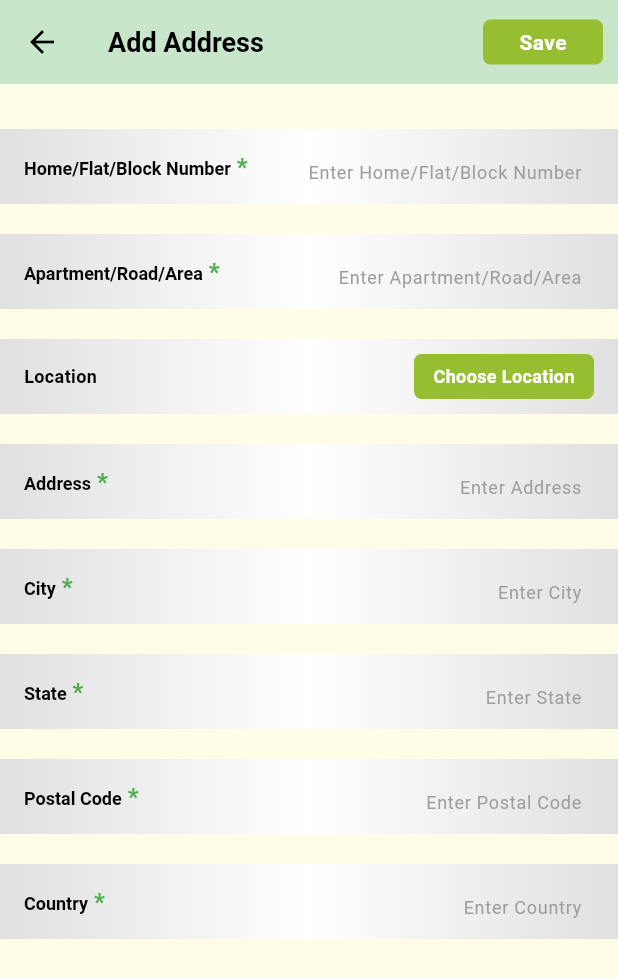
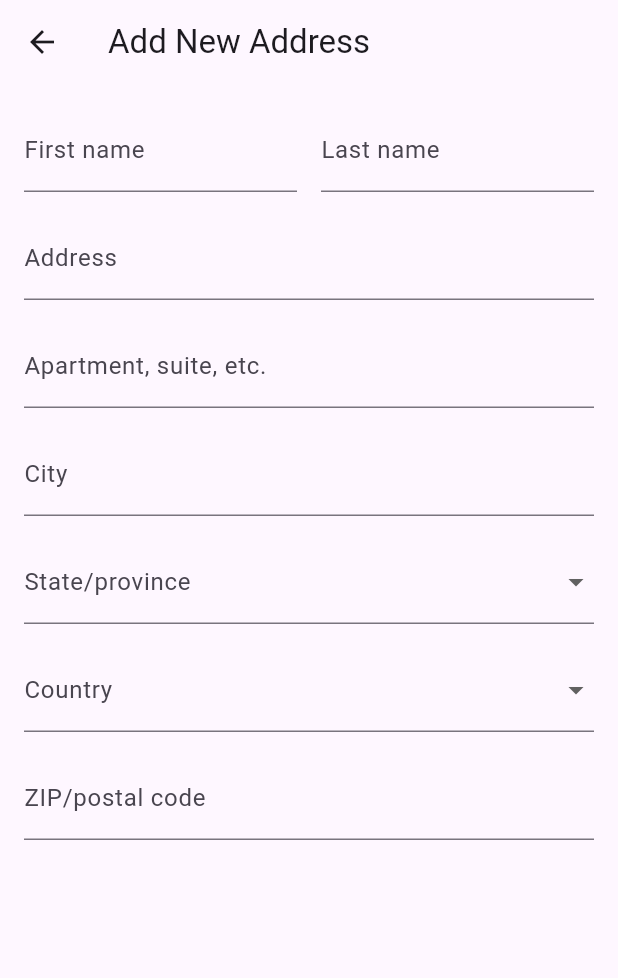
Before and after one commit to Soujanyarashmie/agronomist_partner, a Flutter app: the MyAddressPage screen opened by its route, after a tap on "Add New Address", on a phone screen of 412 x 824 dp. Shown: the top 978 px of the screen. Run offline on Flutter 3.47's test engine with Material 3 defaults, Android fonts, the phone set to English and light mode, and no system bars; our stand-ins replace carousel_slider, cloud_firestore, firebase_auth, firebase_core, go_router, google_sign_in; accounts and stored records are empty; network calls fail.

Commit message:
created address page

```diff
--- a/lib/backend/go_router.dart
+++ b/lib/backend/go_router.dart
@@ -58,14 +58,32 @@ final GoRouter router = GoRouter(initialLocation: '/splashscreen', routes: [
   ),
   GoRoute(
     path: '/addaddress',
-    builder: (context, state) => AddAddressScreen(),
+    builder: (context, state) => MyAddressPage(),
+  ),
+  GoRoute(
+    path: '/myaddress1',
+    builder: (context, state) => const AddressForm(),
+  ),
+  GoRoute(
+    path: '/editprofile',
+    builder: (context, state) => EditProfileScreen(),
   ),
   GoRoute(
     path: '/myaddress',
     builder: (context, state) => MyAddressPage(),
   ),
-  GoRoute(
-    path: '/editprofile',
-    builder: (context, state) => EditProfileScreen(),
-  ),
-]);
+   GoRoute(
+      path: '/',
+      builder: (context, state) => MyAddressPage(),
+    ),
+    GoRoute(
+      path: '/addnewaddress',
+      builder: (context, state) => Scaffold(
+        appBar: AppBar(
+          title: const Text('Add New Address'),
+        ),
+         body: AddressForm(),
+      ),
+    ),
+  ],
+);
--- a/lib/pages/address.dart
+++ b/lib/pages/address.dart
@@ -1,257 +1,95 @@
 import 'package:flutter/material.dart';
 
-class AddAddressScreen extends StatefulWidget {
-  @override
-  _AddAddressScreenState createState() => _AddAddressScreenState();
-}
 
-class _AddAddressScreenState extends State<AddAddressScreen> {
-  // Controllers for TextFields
-  final TextEditingController houseController = TextEditingController();
-  final TextEditingController apartmentController = TextEditingController();
-  final TextEditingController addressController = TextEditingController();
-  final TextEditingController cityController = TextEditingController();
-  final TextEditingController stateController = TextEditingController();
-  final TextEditingController postalCodeController = TextEditingController();
-  final TextEditingController countryController = TextEditingController();
-
-  @override
-  void dispose() {
-    // Dispose controllers to avoid memory leaks
-    houseController.dispose();
-    apartmentController.dispose();
-    addressController.dispose();
-    cityController.dispose();
-    stateController.dispose();
-    postalCodeController.dispose();
-    countryController.dispose();
-    super.dispose();
-  }
+class AddNewAddressPage extends StatelessWidget {
+  const AddNewAddressPage({super.key});
 
   @override
   Widget build(BuildContext context) {
     return Scaffold(
-      backgroundColor: Colors.yellow[50],
       appBar: AppBar(
-        title: Text('Add Address'),
+        backgroundColor: Colors.green[200], // Light green background
+        elevation: 0,
         leading: IconButton(
-          icon: Icon(Icons.arrow_back),
-          onPressed: () => Navigator.pop(context),
+          icon: const Icon(Icons.arrow_back, color: Colors.black),
+          onPressed: () => Navigator.of(context).pop(),
         ),
-        backgroundColor: Colors.green[100],
-        elevation: 0,
-        titleTextStyle: TextStyle(
-          color: Colors.black,
-          fontSize: 18,
-          fontWeight: FontWeight.bold,
+        title: const Text(
+          "Add New Address ",
+          style: TextStyle(color: Colors.black, fontWeight: FontWeight.bold),
         ),
-        iconTheme: IconThemeData(color: Colors.black),
-        actions: [
-          GestureDetector(
-            onTap: () {
-              // Add your save functionality here
-              print('House: ${houseController.text}');
-              print('Apartment: ${apartmentController.text}');
-              print('Address: ${addressController.text}');
-              print('City: ${cityController.text}');
-              print('State: ${stateController.text}');
-              print('Postal Code: ${postalCodeController.text}');
-              print('Country: ${countryController.text}');
-            },
-            child: Container(
-              width: 80,
-              height: 30,
-              margin: EdgeInsets.only(right: 10),
-              decoration: BoxDecoration(
-                color: Color.fromARGB(255, 151, 189, 48),
-                borderRadius: BorderRadius.circular(5),
-              ),
-              alignment: Alignment.center,
-              child: Text(
-                "Save",
-                style: TextStyle(
-                  color: Colors.white,
-                  fontSize: 14,
-                  fontWeight: FontWeight.bold,
+        centerTitle: false,
+        shape: const RoundedRectangleBorder(
+          borderRadius: BorderRadius.vertical(
+            bottom: Radius.circular(24),
           ),
         ),
+      ),
+      body: const AddressForm(),
+    );
+  }
+}
+
+
+class AddressForm extends StatelessWidget {
+  const AddressForm({super.key});
+
+  @override
+  Widget build(BuildContext context) {
+    return Padding(
+      padding: const EdgeInsets.all(16.0),
+      child: Column(
+        children: [
+          Row(
+            children: [
+              Expanded(
+                child: TextFormField(
+                  decoration: const InputDecoration(labelText: "First name"),
+                ),
+              ),
+              const SizedBox(width: 16),
+              Expanded(
+                child: TextFormField(
+                  decoration: const InputDecoration(labelText: "Last name"),
                 ),
               ),
             ],
           ),
-      body: SingleChildScrollView(
-        padding: EdgeInsets.zero, // Remove padding to allow edge-to-edge container
-        child: Column(
-          crossAxisAlignment: CrossAxisAlignment.stretch, // Ensures children stretch to full width
-          children: [
-            SizedBox(height: 30),
-            // Home/Flat/Block Number
-            buildAddressField(
-              label: 'Home/Flat/Block Number',
-              hintText: 'Enter Home/Flat/Block Number',
-              controller: houseController,
+          const SizedBox(height: 16),
+          TextFormField(
+            decoration: const InputDecoration(labelText: "Address"),
           ),
-            SizedBox(height: 20),
-            // Apartment/Road/Area
-            buildAddressField(
-              label: 'Apartment/Road/Area',
-              hintText: 'Enter Apartment/Road/Area',
-              controller: apartmentController,
+          const SizedBox(height: 16),
+          TextFormField(
+            decoration:
+                const InputDecoration(labelText: "Apartment, suite, etc."),
           ),
-            SizedBox(height: 20),
-            // Location Button
-            buildLocationField(label: 'Location'),
-            SizedBox(height: 20),
-            // Address
-            buildAddressField(
-              label: 'Address',
-              hintText: 'Enter Address',
-              controller: addressController,
+          const SizedBox(height: 16),
+          TextFormField(
+            decoration: const InputDecoration(labelText: "City"),
           ),
-            SizedBox(height: 20),
-            // City
-            buildAddressField(
-              label: 'City',
-              hintText: 'Enter City',
-              controller: cityController,
+          const SizedBox(height: 16),
+          DropdownButtonFormField<String>(
+            decoration: const InputDecoration(labelText: "State/province"),
+            items: ["State 1", "State 2", "State 3"]
+                .map((state) =>
+                    DropdownMenuItem(value: state, child: Text(state)))
+                .toList(),
+            onChanged: (value) {},
           ),
-            SizedBox(height: 20),
-            // State
-            buildAddressField(
-              label: 'State',
-              hintText: 'Enter State',
-              controller: stateController,
+          const SizedBox(height: 16),
+          DropdownButtonFormField<String>(
+            decoration: const InputDecoration(labelText: "Country"),
+            items: ["Country 1", "Country 2", "Country 3"]
+                .map((country) =>
+                    DropdownMenuItem(value: country, child: Text(country)))
+                .toList(),
+            onChanged: (value) {},
           ),
-            SizedBox(height: 20),
-            // Postal Code
-            buildAddressField(
-              label: 'Postal Code',
-              hintText: 'Enter Postal Code',
-              controller: postalCodeController,
-            ),
-            SizedBox(height: 20),
-            // Country
-            buildAddressField(
-              label: 'Country',
-              hintText: 'Enter Country',
-              controller: countryController,
-            ),
-            SizedBox(height: 20),
-          ],
-        ),
-      ),
-    );
-  }
-
-  Widget buildAddressField({
-    required String label,
-    required String hintText,
-    required TextEditingController controller,
-  }) {
-    return Container(
-      height: 50,
-      padding: EdgeInsets.symmetric(horizontal: 16),
-      decoration: BoxDecoration(
-        gradient: LinearGradient(
-          colors: [Colors.grey[300]!, Colors.white, Colors.grey[300]!],
-          stops: [0.0, 0.5, 1.0],
-          begin: Alignment.centerLeft,
-          end: Alignment.centerRight,
-        ),
-      ),
-      child: Row(
-        crossAxisAlignment: CrossAxisAlignment.center,
-        children: [
-          RichText(
-            text: TextSpan(
-              children: [
-                TextSpan(
-                  text: label,
-                  style: TextStyle(
-                    color: Colors.black,
-                    fontSize: 12,
-                    fontWeight: FontWeight.bold,
-                  ),
-                ),
-                TextSpan(
-                  text: ' *',
-                  style: TextStyle(
-                    color: Colors.green,
-                    fontSize: 16,
-                    fontWeight: FontWeight.bold,
-                  ),
-                ),
-              ],
-            ),
-          ),
-          SizedBox(width: 8),
-          Expanded(
-            child: Container(
-              height: 40,
-              child: TextField(
-                controller: controller,
-                textAlign: TextAlign.right,
-                decoration: InputDecoration(
-                  contentPadding: EdgeInsets.symmetric(horizontal: 8, vertical: 8),
-                  border: InputBorder.none,
-                  hintText: hintText,
-                  hintStyle: TextStyle(color: Colors.grey, fontSize: 12),
-                ),
-                style: TextStyle(fontSize: 12),
-              ),
-            ),
-          ),
-        ],
-      ),
-    );
-  }
-
-  Widget buildLocationField({required String label}) {
-    return Container(
-      height: 50,
-      padding: EdgeInsets.symmetric(horizontal: 16),
-      decoration: BoxDecoration(
-        gradient: LinearGradient(
-          colors: [Colors.grey[300]!, Colors.white, Colors.grey[300]!],
-          stops: [0.0, 0.5, 1.0],
-          begin: Alignment.centerLeft,
-          end: Alignment.centerRight,
-        ),
-      ),
-      child: Row(
-        crossAxisAlignment: CrossAxisAlignment.center,
-        children: [
-          Text(
-            label,
-            style: TextStyle(
-              color: Colors.black,
-              fontSize: 12,
-              fontWeight: FontWeight.bold,
-            ),
-          ),
-          Spacer(),
-          GestureDetector(
-            onTap: () {
-              // Add your location selection functionality here
-              print("Choose location tapped");
-            },
-            child: Container(
-              width: 120,
-              height: 30,
-              decoration: BoxDecoration(
-                color: Color.fromARGB(255, 151, 189, 48),
-                borderRadius: BorderRadius.circular(5),
-              ),
-              alignment: Alignment.center,
-              child: Text(
-                "Choose Location",
-                style: TextStyle(
-                  color: Colors.white,
-                  fontSize: 12,
-                  fontWeight: FontWeight.bold,
-                ),
-              ),
-            ),
+          const SizedBox(height: 16),
+          TextFormField(
+            decoration: const InputDecoration(labelText: "ZIP/postal code"),
+            keyboardType: TextInputType.number,
           ),
         ],
       ),
--- a/lib/pages/editprofile.dart
+++ b/lib/pages/editprofile.dart
@@ -37,7 +37,7 @@ class _EditProfileScreenState extends State<EditProfileScreen> {
             clipBehavior: Clip.none,
             children: [
               Container(
-                height: 70,
+                height: 70.0,
                 decoration: BoxDecoration(
                   color: Colors.green[100],
                   borderRadius:
--- a/lib/pages/login.dart
+++ b/lib/pages/login.dart
@@ -21,6 +21,7 @@ class UserData {
     print('User Data Updated: email=$email, imageUrl=$imageUrl');
   }
 }
+
 
 class LoginPage extends StatefulWidget {
   @override
--- a/lib/pages/myaddress.dart
+++ b/lib/pages/myaddress.dart
@@ -1,4 +1,4 @@
-import 'package:agronomist_partner/backend/go_router.dart';
+import 'package:agronomist_partner/pages/address.dart';
 import 'package:flutter/material.dart';
 import 'package:go_router/go_router.dart';
 
@@ -28,7 +28,16 @@ class MyAddressPage extends StatelessWidget {
         color: Colors.transparent,
         child: GestureDetector(
           onTap: () {
-           context.push('/addaddress');
+            Navigator.of(context).push(
+              MaterialPageRoute(
+                builder: (context) => Scaffold(
+                  appBar: AppBar(
+                    title: Text('Add New Address'),
+                  ),
+                  body: AddressForm(),
+                ),
+              ),
+            );
           },
           child: Container(
             width: 300,
```
Also changed, not shown: 2 other files. Lines whose indentation alone changed are shown as unchanged.
